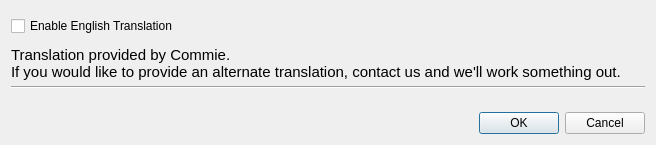
Above: KVSettingsDialog.ui from KanColleTool/kct-viewer before the change. Below: the same form after it.
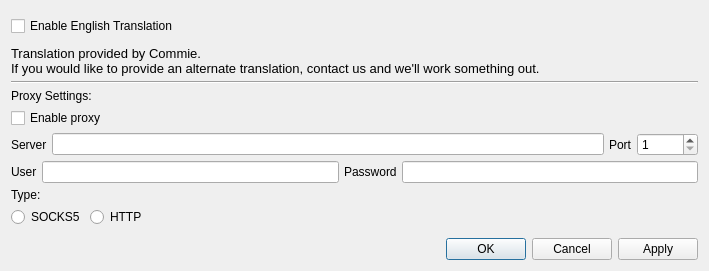
That is the form after the change.

Commit message: Add settings for a proxy

```diff
--- a/KVSettingsDialog.ui
+++ b/KVSettingsDialog.ui
@@ -9,8 +9,8 @@
    <rect>
     <x>0</x>
     <y>0</y>
-    <width>656</width>
-    <height>145</height>
+    <width>709</width>
+    <height>271</height>
    </rect>
   </property>
   <property name="windowTitle">
@@ -61,7 +61,7 @@
       <widget class="QLabel" name="label">
        <property name="font">
         <font>
-         <pointsize>11</pointsize>
+         <pointsize>10</pointsize>
         </font>
        </property>
        <property name="text">
@@ -80,6 +80,113 @@
        </property>
       </widget>
      </item>
+     <item>
+      <widget class="QLabel" name="label_2">
+       <property name="text">
+        <string>Proxy Settings:</string>
+       </property>
+      </widget>
+     </item>
+     <item>
+      <widget class="QCheckBox" name="proxyCheckbox">
+       <property name="text">
+        <string>Enable proxy</string>
+       </property>
+      </widget>
+     </item>
+     <item>
+      <layout class="QHBoxLayout" name="horizontalLayout_2">
+       <item>
+        <widget class="QLabel" name="label_3">
+         <property name="text">
+          <string>Server</string>
+         </property>
+        </widget>
+       </item>
+       <item>
+        <widget class="QLineEdit" name="proxyServerEdit"/>
+       </item>
+       <item>
+        <widget class="QLabel" name="label_4">
+         <property name="text">
+          <string>Port</string>
+         </property>
+        </widget>
+       </item>
+       <item>
+        <widget class="QSpinBox" name="proxyPortBox">
+         <property name="minimum">
+          <number>1</number>
+         </property>
+         <property name="maximum">
+          <number>65535</number>
+         </property>
+        </widget>
+       </item>
+      </layout>
+     </item>
+     <item>
+      <layout class="QHBoxLayout" name="horizontalLayout_4">
+       <item>
+        <widget class="QLabel" name="label_7">
+         <property name="text">
+          <string>User</string>
+         </property>
+        </widget>
+       </item>
+       <item>
+        <widget class="QLineEdit" name="proxyUserEdit"/>
+       </item>
+       <item>
+        <widget class="QLabel" name="label_6">
+         <property name="text">
+          <string>Password</string>
+         </property>
+        </widget>
+       </item>
+       <item>
+        <widget class="QLineEdit" name="proxyPassEdit"/>
+       </item>
+      </layout>
+     </item>
+     <item>
+      <widget class="QLabel" name="label_5">
+       <property name="text">
+        <string>Type:</string>
+       </property>
+      </widget>
+     </item>
+     <item>
+      <layout class="QHBoxLayout" name="horizontalLayout_3">
+       <item>
+        <widget class="QRadioButton" name="socksProxyRadio">
+         <property name="text">
+          <string>SOCKS5</string>
+         </property>
+        </widget>
+       </item>
+       <item>
+        <widget class="QRadioButton" name="httpProxyRadio">
+         <property name="text">
+          <string>HTTP</string>
+         </property>
+        </widget>
+       </item>
+       <item>
+        <spacer name="horizontalSpacer">
+         <property name="orientation">
+          <enum>Qt::Horizontal</enum>
+         </property>
+         <property name="sizeHint" stdset="0">
+          <size>
+           <width>40</width>
+           <height>20</height>
+          </size>
+         </property>
+        </spacer>
+       </item>
+      </layout>
+     </item>
     </layout>
    </item>
    <item>
@@ -101,7 +208,7 @@
       <enum>Qt::Horizontal</enum>
      </property>
      <property name="standardButtons">
-      <set>QDialogButtonBox::Cancel|QDialogButtonBox::Ok</set>
+      <set>QDialogButtonBox::Apply|QDialogButtonBox::Cancel|QDialogButtonBox::Ok</set>
      </property>
     </widget>
    </item>
```
Left out of the diff: 11 changed lines with no effect on the pictures. The commit also changes 6 other files.
